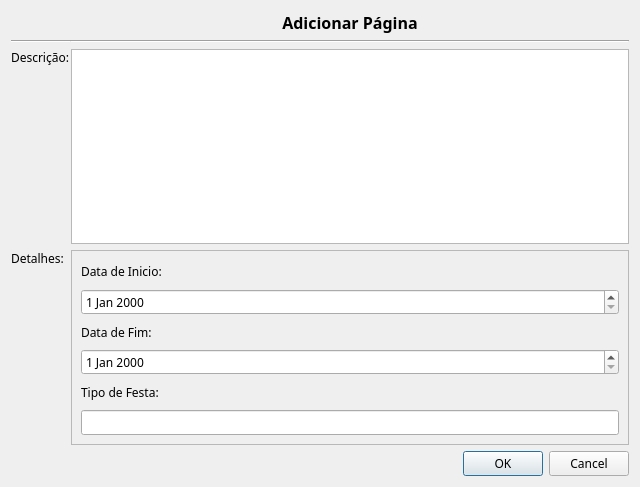
LACF-MIEEC/ES-PicViewer, file addpagedialog.ui: the form before one commit.
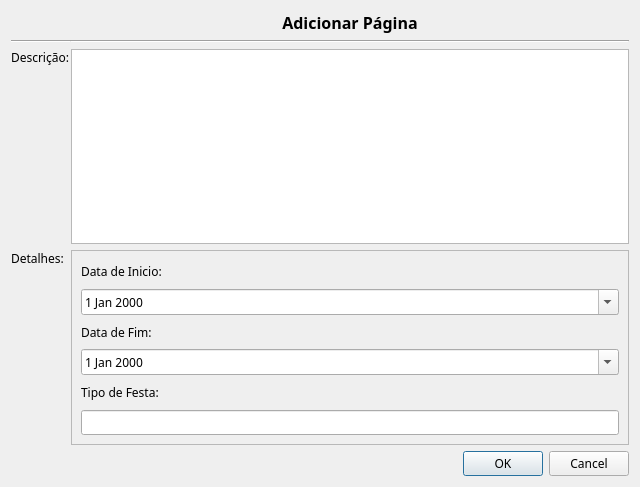
The form after the commit.

The edit to the form file:
```diff
--- a/addpagedialog.ui
+++ b/addpagedialog.ui
@@ -114,10 +114,18 @@
          <widget class="QLineEdit" name="Type"/>
         </item>
         <item row="3" column="0">
-         <widget class="QDateEdit" name="DateEnd"/>
+         <widget class="QDateEdit" name="DateEnd">
+          <property name="calendarPopup">
+           <bool>true</bool>
+          </property>
+         </widget>
         </item>
         <item row="1" column="0">
-         <widget class="QDateEdit" name="Date"/>
+         <widget class="QDateEdit" name="Date">
+          <property name="calendarPopup">
+           <bool>true</bool>
+          </property>
+         </widget>
         </item>
         <item row="2" column="0">
          <widget class="QLabel" name="label_DateEnd">
```
